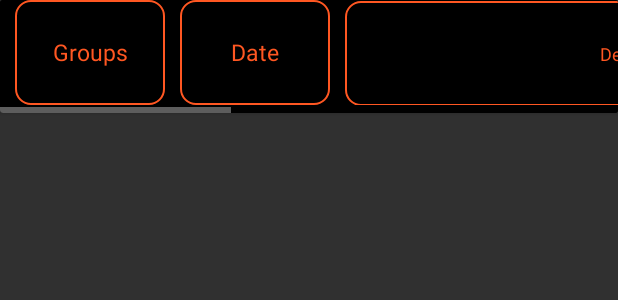
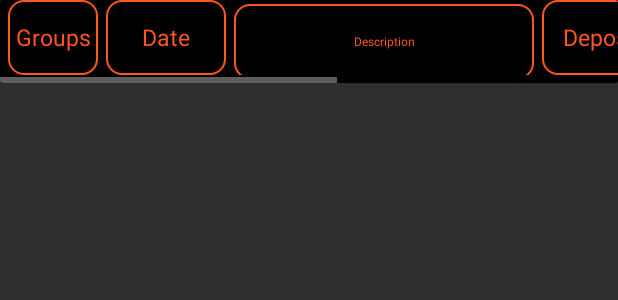
Before and after one commit to aydevil02/fi, an Android app: the layout cardview_ml_input.xml on its own in the app's theme, with its tools: preview values and no code run, on a phone screen of 412 x 824 dp. Shown: the top 300 px of the screen. Run offline under Robolectric (Android 15) with nearby library versions, the phone set to English and light mode, and no system bars; network calls fail.

Commit message:
updated file sys

```diff
--- a/app/src/main/res/layout/cardview_ml_input.xml
+++ b/app/src/main/res/layout/cardview_ml_input.xml
@@ -18,9 +18,9 @@
 
             <TextView
                 android:id="@+id/labelcolumn"
-                android:layout_width="100dp"
-                android:layout_height="70dp"
-                android:layout_marginStart="10dp"
+                android:layout_width="60dp"
+                android:layout_height="50dp"
+                android:layout_marginStart="5dp"
                 android:background="@drawable/custom_button_2"
                 android:text="Groups"
                 android:gravity="center"
@@ -29,9 +29,9 @@
 
             <TextView
                 android:id="@+id/datecolumn"
-                android:layout_width="100dp"
-                android:layout_height="70dp"
-                android:layout_marginStart="10dp"
+                android:layout_width="80dp"
+                android:layout_height="50dp"
+                android:layout_marginStart="5dp"
                 android:background="@drawable/custom_button_2"
                 android:gravity="center"
                 android:text="Date"
@@ -40,22 +40,22 @@
 
             <TextView
                 android:id="@+id/descriptioncolumn"
-                android:layout_width="400dp"
-                android:layout_height="70dp"
-                android:layout_marginStart="10dp"
+                android:layout_width="200dp"
+                android:layout_height="50dp"
+                android:layout_marginStart="5dp"
                 android:background="@drawable/custom_button_2"
                 android:gravity="center"
                 android:text="Description"
-                android:lines="2"
+                android:lines="5"
                 android:textColor="@color/orange"
-                android:textSize="12dp" />
+                android:textSize="8dp" />
 
 
             <TextView
                 android:id="@+id/depositcolumn"
-                android:layout_width="100dp"
-                android:layout_height="70dp"
-                android:layout_marginStart="10dp"
+                android:layout_width="80dp"
+                android:layout_height="50dp"
+                android:layout_marginStart="5dp"
                 android:background="@drawable/custom_button_2"
                 android:gravity="center"
                 android:text="Deposit"
@@ -64,9 +64,9 @@
 
             <TextView
                 android:id="@+id/withdrawcolumn"
-                android:layout_width="100dp"
-                android:layout_height="70dp"
-                android:layout_marginStart="10dp"
+                android:layout_width="80dp"
+                android:layout_height="50dp"
+                android:layout_marginStart="5dp"
                 android:background="@drawable/custom_button_2"
                 android:text="Withdraw"
                 android:textColor="@color/orange"
@@ -74,9 +74,9 @@
 
             <TextView
                 android:id="@+id/balancecolumn"
-                android:layout_width="100dp"
-                android:layout_height="70dp"
-                android:layout_marginStart="10dp"
+                android:layout_width="80dp"
+                android:layout_height="50dp"
+                android:layout_marginStart="5dp"
                 android:background="@drawable/custom_button_2"
                 android:text="Balance"
                 android:textColor="@color/orange"
```
Also changed, not shown: app/src/main/res/layout/activity_ml_model.xml (+14 -14 lines).
